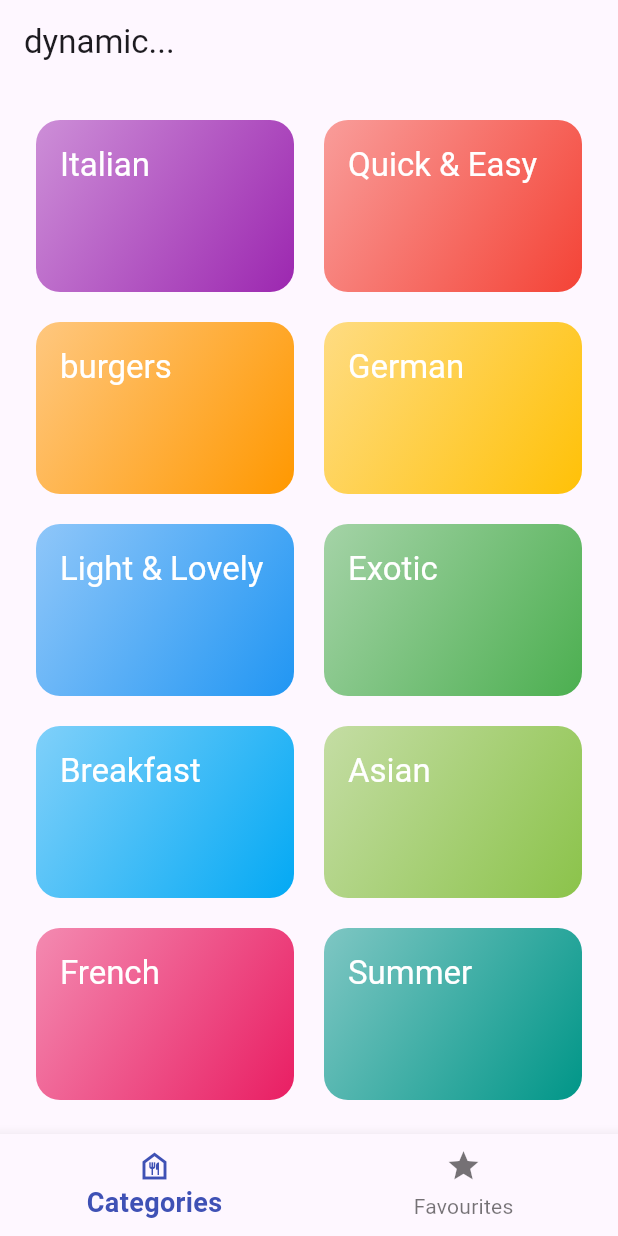
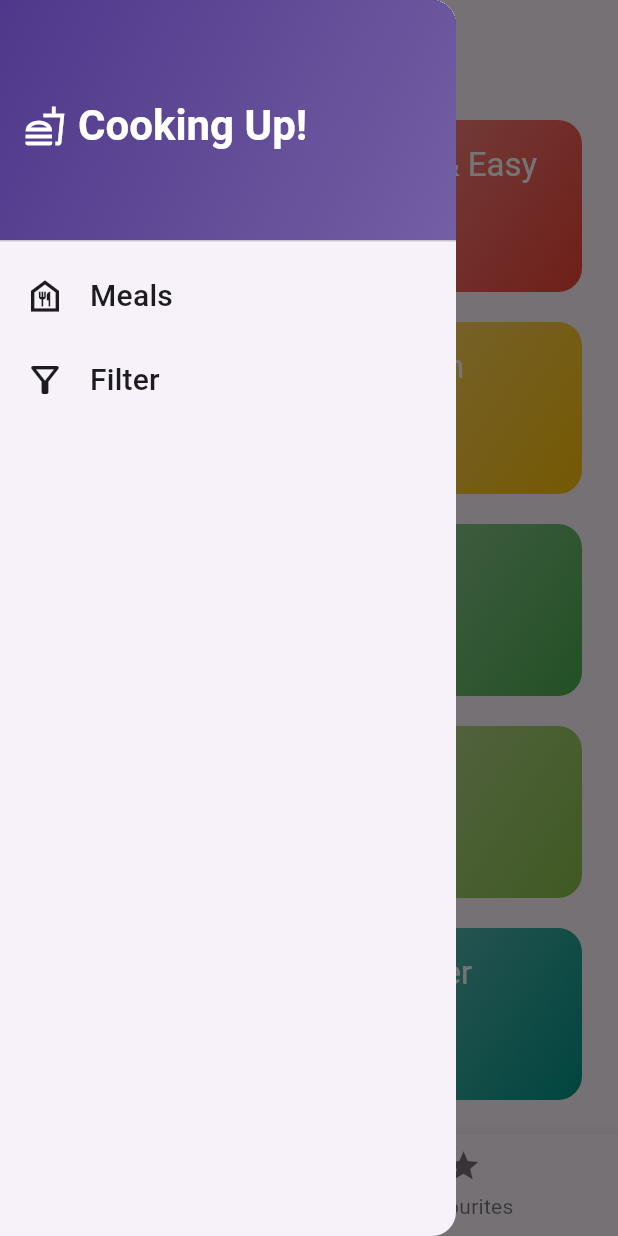
Before and after one commit to Muha06/meal-recipe-app, a Flutter app: the screen it shows after launch, with the side drawer open (before the commit the screen has no drawer), on a phone screen of 412 x 824 dp. Run offline on Flutter 3.47's test engine with Material 3 defaults, Android fonts, the phone set to English and light mode, and no system bars; our stand-ins replace google_fonts, transparent_image.

Commit message:
added Filters feature

```diff
--- a/lib/main.dart
+++ b/lib/main.dart
@@ -1,6 +1,5 @@
 import 'package:flutter/material.dart';
 import 'package:google_fonts/google_fonts.dart';
-import 'package:meals/screens/categories_screen.dart';
 import 'package:meals/screens/tabs_screens.dart';
 
 void main() {
@@ -9,27 +8,33 @@ void main() {
   final theme = ThemeData(
     useMaterial3: true,
     colorScheme: ColorScheme.fromSeed(
-      seedColor: Colors.pink,
+      seedColor: const Color.fromARGB(255, 30, 37, 233),
       brightness: Brightness.light,
     ),
     textTheme: GoogleFonts.latoTextTheme(),
   );
 }
 
+var darkColorScheme = ColorScheme.fromSeed(
+  seedColor: const Color.fromARGB(255, 31, 11, 181),
+);
 final ThemeData darkTheme = ThemeData(
   brightness: Brightness.dark,
-  primaryColor: Colors.pink,
+  primaryColor: const Color.fromARGB(255, 18, 7, 72),
   scaffoldBackgroundColor: Colors.black,
-  appBarTheme: const AppBarTheme(
-    backgroundColor: Colors.blue,
+  appBarTheme: AppBarTheme(
+    backgroundColor: darkColorScheme.onPrimaryContainer,
     foregroundColor: Colors.white,
     elevation: 0,
+  ),
+  drawerTheme: DrawerThemeData(
+    backgroundColor: darkColorScheme.onPrimaryContainer,
   ),
   textTheme: const TextTheme(
     bodyLarge: TextStyle(color: Colors.black87),
     bodyMedium: TextStyle(color: Colors.black87),
     titleLarge: TextStyle(
-      color: Colors.black,
+      color: Color.fromARGB(255, 255, 255, 255),
       fontWeight: FontWeight.bold,
     ),
   ),
--- a/lib/screens/categories_screen.dart
+++ b/lib/screens/categories_screen.dart
@@ -6,13 +6,18 @@ import 'package:meals/models/category_model.dart';
 import 'package:meals/models/meals.dart';
 
 class CategoriesScreen extends StatelessWidget {
-  const CategoriesScreen({super.key, required this.onToggleFav});
+  const CategoriesScreen({
+    super.key,
+    required this.onToggleFav,
+    required this.userFilteredMeals,
+  });
 
   final void Function(Meal meal) onToggleFav;
+  final List<Meal> userFilteredMeals;
 
   void selectCategory(context, Category category) {
     //filter meals that will be shown
-    final filteredMeals = dummyMeals
+    final filteredMeals = userFilteredMeals
         .where((meal) => meal.categories.contains(category.id))
         .toList();
 
--- a/lib/screens/meal_detail_screen.dart
+++ b/lib/screens/meal_detail_screen.dart
@@ -25,6 +25,7 @@ class MealDetailScreen extends StatelessWidget {
           ),
         ],
       ),
+
       body: SingleChildScrollView(
         child: Column(
           children: [
--- a/lib/screens/tabs_screens.dart
+++ b/lib/screens/tabs_screens.dart
@@ -1,7 +1,17 @@
 import 'package:flutter/material.dart';
+import 'package:meals/data/dummy_data.dart';
 import 'package:meals/models/meals.dart';
 import 'package:meals/screens/categories_screen.dart';
+import 'package:meals/screens/filters_screen.dart';
 import 'package:meals/screens/meals_screen.dart';
+import 'package:meals/widgets/meals_drawer.dart';
+
+const kInitialFilters = {
+  Filters.glutenFree: false,
+  Filters.lactoseFree: false,
+  Filters.vegan: false,
+  Filters.vegetarian: false,
+};
 
 class TabsScreens extends StatefulWidget {
   const TabsScreens({super.key});
@@ -11,10 +21,34 @@ class TabsScreens extends StatefulWidget {
 }
 
 class _TabsScreenState extends State<TabsScreens> {
+  Map<Filters, bool> _selectedFilters = kInitialFilters;
+
   int selectedIndex = 0;
 
   @override
   Widget build(BuildContext context) {
+    //filtering meals and storing filtered meals into a list
+    final availableMeals = dummyMeals.where((meal) {
+      //filters if a meal is meets some cond
+      //if a selectedFilter(false) && meal.conditions  is false
+      if (_selectedFilters[Filters.glutenFree]! &&
+          !meal.isGlutenFree) {
+        return false;
+      }
+      if (_selectedFilters[Filters.lactoseFree]! &&
+          !meal.isLactoseFree) {
+        return false;
+      }
+      if (_selectedFilters[Filters.vegan]! && !meal.isVegan) {
+        return false;
+      }
+      if (_selectedFilters[Filters.vegetarian]! &&
+          !meal.isVegetarian) {
+        return false;
+      }
+      return true;
+    }).toList();
+
     final List<Meal> favouritesMeals = [];
     void togglefavoriteStatus(Meal meal) {
       final isExisting = favouritesMeals.contains(meal);
@@ -29,8 +63,10 @@ class _TabsScreenState extends State<TabsScreens> {
       }
     }
 
+    //catgories screen
     Widget activePage = CategoriesScreen(
       onToggleFav: togglefavoriteStatus,
+      userFilteredMeals: availableMeals,
     );
     if (selectedIndex == 1) {
       activePage = MealsScreen(
@@ -39,9 +75,30 @@ class _TabsScreenState extends State<TabsScreens> {
         title: 'Your Favs',
       );
     }
+
+    void setScreen(String identifier) async {
+      if (identifier == 'Filter') {
+        Navigator.pop(context);
+        //push to filterscreen and whatever data store it to results
+        final results = await Navigator.push<Map<Filters, bool>>(
+          context,
+          MaterialPageRoute(
+            builder: (ctx) =>
+                FiltersScreen(currentFilters: _selectedFilters),
+          ),
+        );
+        setState(() {
+          _selectedFilters = results ?? kInitialFilters;
+        });
+      } else {
+        Navigator.pop(context);
+      }
+    }
+
     return Scaffold(
       appBar: AppBar(title: const Text('dynamic...')),
       body: activePage,
+      drawer: MealsDrawer(onselectTile: setScreen),
       bottomNavigationBar: BottomNavigationBar(
         selectedLabelStyle: const TextStyle(
           fontWeight: FontWeight.bold,
--- /dev/null
+++ b/lib/widgets/meals_drawer.dart
@@ -0,0 +1,88 @@
+import 'package:flutter/material.dart';
+
+class MealsDrawer extends StatelessWidget {
+  const MealsDrawer({super.key, required this.onselectTile});
+  final void Function(String identifier) onselectTile;
+
+  @override
+  Widget build(BuildContext context) {
+    return Drawer(
+      child: Column(
+        children: [
+          DrawerHeader(
+            decoration: BoxDecoration(
+              gradient: LinearGradient(
+                begin: Alignment.topLeft,
+                end: Alignment.bottomRight,
+                colors: [
+                  Theme.of(context).colorScheme.onPrimaryContainer,
+                  Theme.of(
+                    context,
+                  ).colorScheme.onPrimaryContainer.withAlpha(200),
+                ],
+              ),
+            ),
+            child: Row(
+              children: [
+                Icon(
+                  Icons.fastfood_outlined,
+                  size: 28,
+                  color: Theme.of(context).colorScheme.onPrimary,
+                ),
+                const SizedBox(width: 8),
+                Text(
+                  'Cooking Up!',
+                  style: Theme.of(context).textTheme.titleLarge!
+                      .copyWith(
+                        color: Theme.of(
+                          context,
+                        ).colorScheme.onPrimary,
+                        fontWeight: FontWeight.bold,
+                        fontSize: 28,
+                      ),
+                ),
+              ],
+            ),
+          ),
+          ListTile(
+            leading: Icon(
+              Icons.food_bank_outlined,
+              size: 28,
+              color: Theme.of(context).colorScheme.onSurface,
+            ),
+            title: Text(
+              'Meals',
+              style: Theme.of(context).textTheme.titleMedium!
+                  .copyWith(
+                    color: Theme.of(context).colorScheme.onSurface,
+                    fontSize: 20,
+                  ),
+            ),
+            onTap: () {
+              onselectTile('Meals');
+            },
+          ),
+
+          ListTile(
+            leading: Icon(
+              Icons.filter_alt_outlined,
+              size: 28,
+              color: Theme.of(context).colorScheme.onSurface,
+            ),
+            title: Text(
+              'Filter',
+              style: Theme.of(context).textTheme.titleMedium!
+                  .copyWith(
+                    color: Theme.of(context).colorScheme.onSurface,
+                    fontSize: 20,
+                  ),
+            ),
+            onTap: () {
+              onselectTile('Filter');
+            },
+          ),
+        ],
+      ),
+    );
+  }
+}
```
Also changed, not shown: lib/screens/filters_screen.dart (added, +153 -0 lines).
